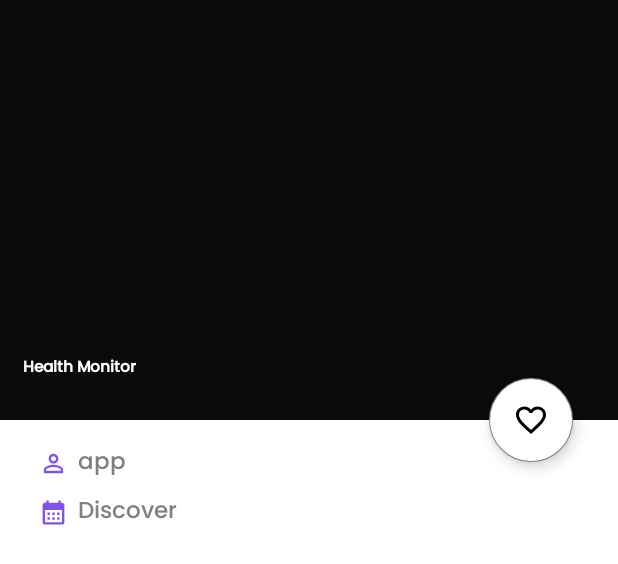
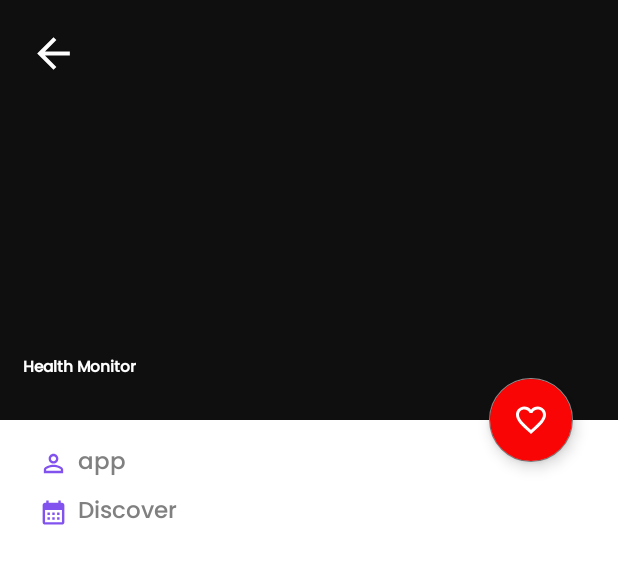
Before and after one commit to Deepraj99/Discover, an Android app: the layout activity_detailed.xml on its own in the app's theme, with its tools: preview values and no code run, on a phone screen of 412 x 824 dp. Shown: the top 564 px of the screen. Run offline under Robolectric (Android 15) with nearby library versions, the phone set to English and light mode, and no system bars; network calls fail.

Commit message:
some changes

```diff
--- a/app/src/main/res/drawable/circle_shape.xml
+++ b/app/src/main/res/drawable/circle_shape.xml
@@ -3,7 +3,7 @@
     xmlns:android="http://schemas.android.com/apk/res/android"
     android:shape="oval">
     <solid
-        android:color="#666666"/>
+        android:color="@color/white"/>
     <size
         android:width="120dp"
         android:height="120dp"/>
--- /dev/null
+++ b/app/src/main/res/drawable/ic_arrow_back.xml
@@ -0,0 +1,5 @@
+<vector android:autoMirrored="true" android:height="24dp"
+    android:tint="@color/white" android:viewportHeight="24"
+    android:viewportWidth="24" android:width="24dp" xmlns:android="http://schemas.android.com/apk/res/android">
+    <path android:fillColor="@android:color/white" android:pathData="M11.67,3.87L9.9,2.1 0,12l9.9,9.9 1.77,-1.77L3.54,12z"/>
+</vector>
--- /dev/null
+++ b/app/src/main/res/drawable/ic_arrow_back_2.xml
@@ -0,0 +1,5 @@
+<vector android:autoMirrored="true" android:height="24dp"
+    android:tint="#FFFFFF" android:viewportHeight="24"
+    android:viewportWidth="24" android:width="24dp" xmlns:android="http://schemas.android.com/apk/res/android">
+    <path android:fillColor="@android:color/white" android:pathData="M20,11H7.83l5.59,-5.59L12,4l-8,8 8,8 1.41,-1.41L7.83,13H20v-2z"/>
+</vector>
--- a/app/src/main/res/drawable/ic_favorite.xml
+++ b/app/src/main/res/drawable/ic_favorite.xml
@@ -1,4 +1,4 @@
-<vector android:height="24dp" android:tint="#000000"
+<vector android:height="24dp" android:tint="@color/white"
     android:viewportHeight="24" android:viewportWidth="24"
     android:width="24dp" xmlns:android="http://schemas.android.com/apk/res/android">
     <path android:fillColor="@android:color/white" android:pathData="M16.5,3c-1.74,0 -3.41,0.81 -4.5,2.09C10.91,3.81 9.24,3 7.5,3 4.42,3 2,5.42 2,8.5c0,3.78 3.4,6.86 8.55,11.54L12,21.35l1.45,-1.32C18.6,15.36 22,12.28 22,8.5 22,5.42 19.58,3 16.5,3zM12.1,18.55l-0.1,0.1 -0.1,-0.1C7.14,14.24 4,11.39 4,8.5 4,6.5 5.5,5 7.5,5c1.54,0 3.04,0.99 3.57,2.36h1.87C13.46,5.99 14.96,5 16.5,5c2,0 3.5,1.5 3.5,3.5 0,2.89 -3.14,5.74 -7.9,10.05z"/>
--- a/app/src/main/res/layout/activity_detailed.xml
+++ b/app/src/main/res/layout/activity_detailed.xml
@@ -10,7 +10,7 @@
     <androidx.coordinatorlayout.widget.CoordinatorLayout
         android:layout_width="match_parent"
         android:layout_height="match_parent"
-        android:background="@color/light_black"
+        android:background="@color/gray_light"
         tools:context=".activities.DetailedActivity">
 
         <com.google.android.material.appbar.AppBarLayout
@@ -54,9 +54,20 @@
                     <View
                         android:layout_width="match_parent"
                         android:layout_height="match_parent"
-                        android:background="@color/light_black"
+                        android:background="#88000000"
                         app:layout_constraintBottom_toBottomOf="@+id/IvBackground"
                         app:layout_constraintEnd_toEndOf="parent"
+                        app:layout_constraintStart_toStartOf="parent"
+                        app:layout_constraintTop_toTopOf="parent" />
+
+                    <ImageView
+                        android:id="@+id/IvBackButton"
+                        android:layout_width="@dimen/_25sdp"
+                        android:layout_height="@dimen/_25sdp"
+                        android:layout_gravity="center"
+                        android:src="@drawable/ic_arrow_back_2"
+                        android:layout_marginStart="@dimen/_15sdp"
+                        android:layout_marginTop="@dimen/_15sdp"
                         app:layout_constraintStart_toStartOf="parent"
                         app:layout_constraintTop_toTopOf="parent" />
 
@@ -141,19 +152,27 @@
                     app:layout_constraintStart_toEndOf="@+id/IvCalender"
                     app:layout_constraintTop_toTopOf="@+id/IvCalender" />
 
+                <androidx.coordinatorlayout.widget.CoordinatorLayout
+                    android:layout_width="match_parent"
+                    android:layout_height="match_parent"
+                    app:layout_constraintEnd_toEndOf="parent"
+                    app:layout_constraintStart_toStartOf="parent"
+                    app:layout_constraintTop_toBottomOf="@+id/IvCalender">
+
                     <TextView
                         android:id="@+id/TvDescription"
                         android:layout_width="wrap_content"
                         android:layout_height="wrap_content"
                         android:layout_marginStart="@dimen/_10sdp"
+                        android:layout_marginTop="@dimen/_10sdp"
                         android:layout_marginEnd="@dimen/_10sdp"
-                    android:layout_marginTop="20dp"
                         android:textColor="@color/black"
                         android:textSize="@dimen/_15ssp"
                         app:layout_constraintEnd_toEndOf="parent"
                         app:layout_constraintStart_toStartOf="parent"
                         app:layout_constraintTop_toBottomOf="@+id/TvDate"
                         tools:ignore="MissingConstraints" />
+                </androidx.coordinatorlayout.widget.CoordinatorLayout>
 
             </androidx.constraintlayout.widget.ConstraintLayout>
         </androidx.core.widget.NestedScrollView>
@@ -161,14 +180,16 @@
         <com.google.android.material.floatingactionbutton.FloatingActionButton
             android:layout_width="wrap_content"
             android:layout_height="wrap_content"
-            android:layout_marginRight="30dp"
-            android:backgroundTint="#fff"
+            android:layout_marginEnd="30dp"
+            android:backgroundTint="#FA0505"
             android:baselineAlignBottom="true"
             android:clickable="true"
             app:fabSize="normal"
             app:layout_anchor="@id/appbar"
+            app:tint="@color/white"
             android:src="@drawable/ic_favorite"
-            app:layout_anchorGravity="end|bottom" />
+            app:layout_anchorGravity="end|bottom"
+            android:focusable="true" />
 
     </androidx.coordinatorlayout.widget.CoordinatorLayout>
 </layout>
--- a/app/src/main/res/values/strings.xml
+++ b/app/src/main/res/values/strings.xml
@@ -8,4 +8,8 @@
     <string name="breaking_news">Breaking News</string>
     <string name="recommendation">Recommendation</string>
     <string name="view_all">View All</string>
+    <string name="extra_lines">Are there monthly maintenance fees, and can they be waived? Some banks charge monthly account fees, but they can usually be avoided by maintaining minimum balances, linking your savings account to an eligible checking account or meeting another condition.
+Are there transaction limits? The Federal Reserve Board of Governors removed the cap on transfers and withdrawals from savings accounts, previously outlined under its Regulation D, in April 2020. Still, banks may restrict how many transfers or withdrawals you can complete monthly.
+Are there minimum balance or deposit requirements? Banks may require a minimum deposit to open a savings account or have minimum balance requirements.
+Other considerations may include how extensive the sign-up process is and whether you are required to have other accounts with that bank.</string>
 </resources>
```
Also changed, not shown: app/src/main/java/com/example/discover/activities/DetailedActivity.kt (+17 -3 lines). Lines whose indentation alone changed are shown as unchanged.
